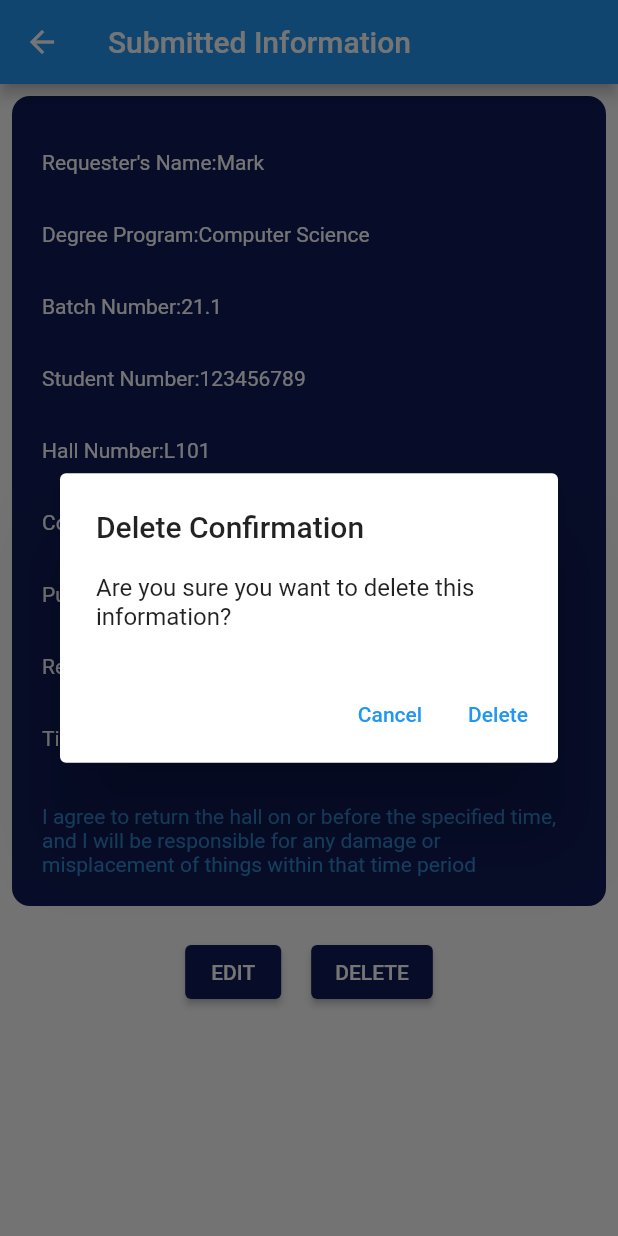
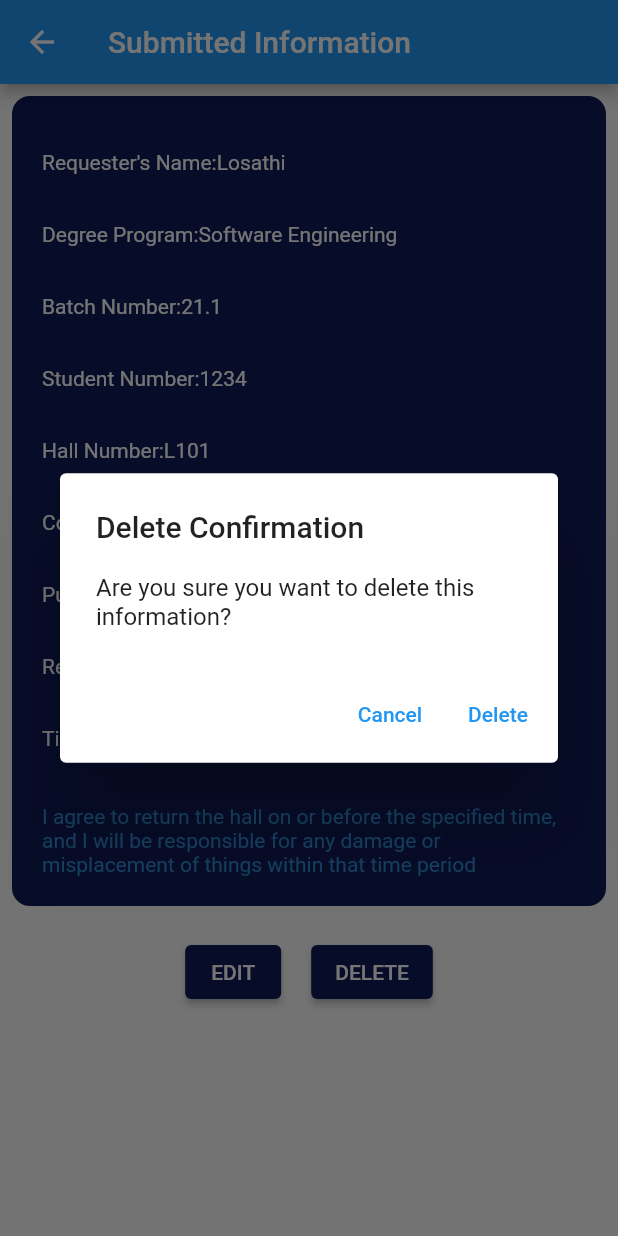
Before and after one commit to Yasodkai11/MAD, a Flutter app: the HomePage screen opened directly, after a tap on "DELETE", on a phone screen of 412 x 824 dp. Run offline on Flutter 3.47's test engine with Material 2 defaults, Android fonts, the phone set to English and light mode, and no system bars; our stand-ins replace carousel_slider, cloud_firestore, firebase_auth, firebase_core, firebase_messaging, flutter_svg and 2 more; accounts and stored records are empty.

Commit message:
delete and update all files

```diff
--- a/unity_world/lib/pages/HomePage/home_page.dart
+++ b/unity_world/lib/pages/HomePage/home_page.dart
@@ -8,6 +8,7 @@ import 'package:unity_world/pages/Department/ds_dept_page.dart';
 import 'package:unity_world/pages/Department/mis_dept_page.dart';
 
 
+// ignore: must_be_immutable
 class HomePage extends StatelessWidget {
 
   int currentIndex = 0;
--- a/unity_world/lib/pages/Profile/user_profile.dart
+++ b/unity_world/lib/pages/Profile/user_profile.dart
@@ -10,8 +10,6 @@ class UserProfile extends StatelessWidget {
     TextEditingController fullname = TextEditingController();
     TextEditingController email = TextEditingController();
     TextEditingController batch = TextEditingController();
-
-
 
 
      Future<void> _showLogoutConfirmationDialog(BuildContext context) async {
--- a/unity_world/lib/pages/Reservation/submitted_infromation.dart
+++ b/unity_world/lib/pages/Reservation/submitted_infromation.dart
@@ -9,12 +9,12 @@ class HomePage extends StatefulWidget {
 
 class _HomePageState extends State<HomePage> {
   // Define variables to hold the data
-  String requesterName = 'Mark';
-  String degreeProgram = 'Computer Science';
+  String requesterName = 'Losathi';
+  String degreeProgram = 'Software Engineering';
   String batchNumber = '21.1';
-  String studentNumber = '123456789';
+  String studentNumber = '1234';
   String hallNumber = 'L101';
-  String contactNumber = '0771995953';
+  String contactNumber = '0771234567';
   String purpose = 'Study';
   String requestDate = '2023-09-20';
   String time = '14:30 - 16:30';
@@ -25,8 +25,8 @@ class _HomePageState extends State<HomePage> {
       barrierDismissible: false, // Prevent dismissing by tapping outside
       builder: (BuildContext context) {
         return AlertDialog(
-          title: Text('Delete Confirmation'),
-          content: SingleChildScrollView(
+          title: const Text('Delete Confirmation'),
+          content: const SingleChildScrollView(
             child: ListBody(
               children: <Widget>[
                 Text('Are you sure you want to delete this information?'),
--- a/unity_world/lib/pages/SettingPage/about_us_page.dart
+++ b/unity_world/lib/pages/SettingPage/about_us_page.dart
@@ -4,13 +4,9 @@ import 'package:unity_world/components/drawer.dart';
 import 'package:unity_world/pages/HomePage/home_page.dart';
 
 
-class AboutUs extends StatefulWidget {
+class AboutUs extends StatelessWidget {
   const AboutUs({Key? key}) : super(key: key);
 
-  @override
-  State<AboutUs> createState() => _AboutUsState();
-}
-class _AboutUsState extends State<AboutUs> {
   @override
    Widget build(BuildContext context) {
     return Scaffold(
--- a/unity_world/lib/pages/Welcome/login_page.dart
+++ b/unity_world/lib/pages/Welcome/login_page.dart
@@ -2,6 +2,7 @@ import 'package:flutter/material.dart';
 import 'package:flutter_svg/flutter_svg.dart';
 import 'package:unity_world/components/background.dart';
 import 'package:unity_world/components/nav_bar.dart';
+// ignore: unused_import
 import 'package:unity_world/service/auth.dart';
 
 bool isCheckedRememberMe = false;
--- a/unity_world/lib/pages/Welcome/welcome_page.dart
+++ b/unity_world/lib/pages/Welcome/welcome_page.dart
@@ -3,6 +3,7 @@ import 'package:unity_world/components/background.dart';
 import 'package:unity_world/pages/Welcome/continue_page.dart';
 import 'package:unity_world/pages/Welcome/login_page.dart';
 
+// ignore: unused_import
 import '../Department/Dep_Head/mis_head.dart';
 
 
@@ -38,7 +39,7 @@ class WelcomePage extends StatelessWidget {
                 ),
               ),
 
-              Expanded(
+              const Expanded(
                 child: Center(
                   child: Padding(
                     padding: EdgeInsets.only(top: 50),
@@ -75,7 +76,7 @@ class WelcomePage extends StatelessWidget {
                         borderRadius: BorderRadius.circular(22),
                       ),
                     ),
-                    child: Text(
+                    child: const Text(
                       "Start",
                       style: TextStyle(
                         fontSize: 35,
--- a/unity_world/pubspec.yaml
+++ b/unity_world/pubspec.yaml
@@ -56,6 +56,11 @@ dev_dependencies:
   flutter_test:
     sdk: flutter
   url_launcher: ^6.0.10
+  flutter_launcher_icons: ^0.13.1
+
+  flutter_icons:
+  android: true
+  image_path: "assets/icons/logo1.png"
 
   # The "flutter_lints" package below contains a set of recommended lints to
   # encourage good coding practices. The lint set provided by the package is
```
Also changed, not shown: unity_world/lib/pages/Request/request_form.dart (+4 -4 lines), unity_world/lib/pages/Schedule/shedule_page.dart (+2 -8 lines), unity_world/lib/pages/SettingPage/privacy_policy.dart (+3 -7 lines).
